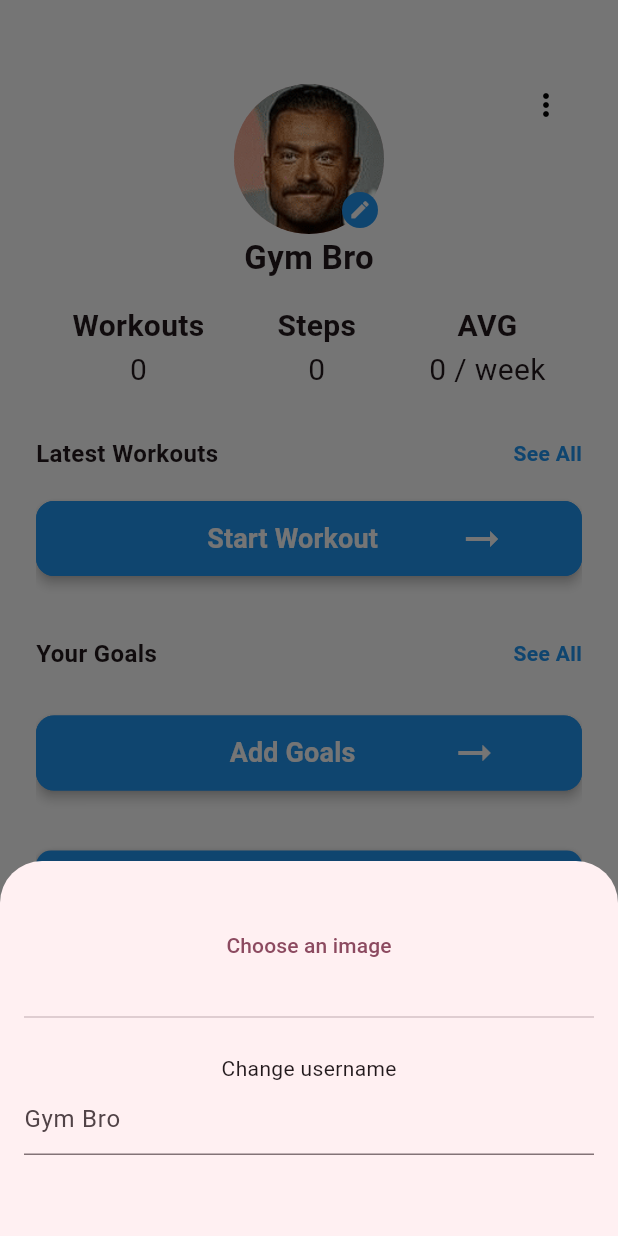
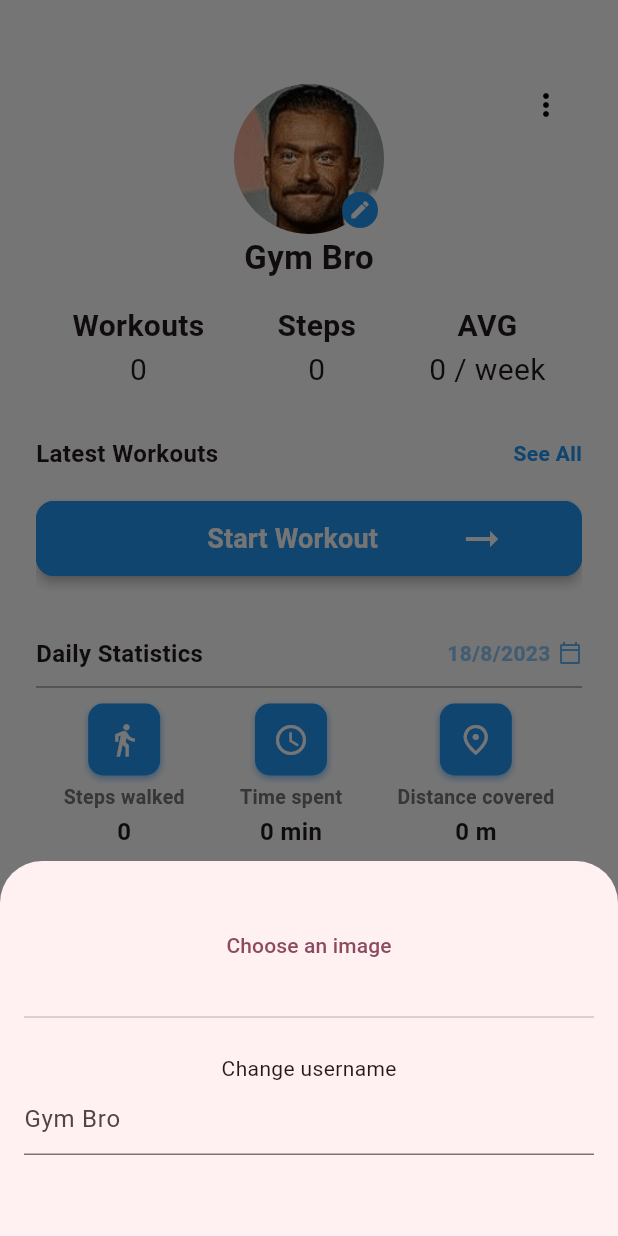
Before and after one commit to Tryferos/Workout, a Flutter app: the screen it shows after launch, after a tap on the "edit" icon, on a phone screen of 412 x 824 dp. Run offline on Flutter 3.47's test engine with Material 2 defaults, Android fonts, the phone set to English and light mode, and no system bars; our stand-ins replace action_slider, device_info_plus, dropdown_search, image_picker, permission_handler, sqflite and 1 more; missing offline and left inert: circular_chart_flutter, health, vertical_weight_slider; accounts and stored records are empty; statements that could not run were skipped.

Commit message:
add daily statistics for steps movement minutes and distance covered

```diff
--- a/lib/landing/calories.dart
+++ b/lib/landing/calories.dart
@@ -18,6 +18,12 @@ class _CaloriesChartState extends State<CaloriesChart> {
   @override
   void initState() {
     super.initState();
+    readData();
+  }
+
+  @override
+  void didUpdateWidget(CaloriesChart oldWidget) {
+    super.didUpdateWidget(oldWidget);
     readData();
   }
 
--- a/lib/landing/charts.dart
+++ b/lib/landing/charts.dart
@@ -187,6 +187,7 @@ class _ExcercisesChartState extends State<ExcercisesChart> {
                     series: <CircularSeries>[
                       // Renders radial bar chart
                       RadialBarSeries<ExcerciseChart, String>(
+                          name: 'Excercise',
                           radius: '100%',
                           cornerStyle: CornerStyle.bothCurve,
                           gap:
--- /dev/null
+++ b/lib/landing/daily.dart
@@ -0,0 +1,238 @@
+import 'package:flutter/material.dart';
+import 'package:health/health.dart';
+
+class DailyStats extends StatefulWidget {
+  const DailyStats({super.key, required this.health});
+
+  final HealthFactory? health;
+
+  @override
+  State<DailyStats> createState() => _DailyStatsState();
+}
+
+class _DailyStatsState extends State<DailyStats> {
+  HealthFactory? get health => widget.health;
+  Future<int>? steps;
+  Future<double>? distance;
+  Future<int>? minutes;
+  DateTime date = DateTime.now();
+  @override
+  void initState() {
+    super.initState();
+    readData();
+  }
+
+  @override
+  void didUpdateWidget(DailyStats oldWidget) {
+    super.didUpdateWidget(oldWidget);
+    readData();
+  }
+
+  void readData() async {
+    List<HealthDataPoint> healthData = await getHealthData();
+    setState(() {
+      steps = null;
+      minutes = null;
+      distance = null;
+    });
+    int tmpSteps = 0;
+    int tmpMinutes = 0;
+    double tmpDistance = 0;
+    for (var element in healthData) {
+      switch (element.type) {
+        case HealthDataType.STEPS:
+          tmpSteps += int.parse(element.value.toString());
+          break;
+        case HealthDataType.MOVE_MINUTES:
+          tmpMinutes += int.parse(element.value.toString());
+          break;
+        case HealthDataType.DISTANCE_DELTA:
+          tmpDistance += double.parse(element.value.toString());
+          break;
+        default:
+          break;
+      }
+    }
+    Future.delayed(const Duration(milliseconds: 500), () {
+      setState(() {
+        steps = Future.value(tmpSteps);
+        minutes = Future.value(tmpMinutes);
+        distance = Future.value(tmpDistance);
+      });
+    });
+  }
+
+  Future<List<HealthDataPoint>> getHealthData() async {
+    if (health == null) return [];
+    DateTime endDate = date == DateTime.now()
+        ? DateTime.now()
+        : DateTime(date.year, date.month, date.day, 23, 59, 59);
+    return await health!.getHealthDataFromTypes(
+        DateTime(date.year, date.month, date.day, 0, 0, 0), endDate, [
+      HealthDataType.STEPS,
+      HealthDataType.MOVE_MINUTES,
+      HealthDataType.DISTANCE_DELTA
+    ]);
+  }
+
+  String formatDate() {
+    return '${date.day}/${date.month}/${date.year}';
+  }
+
+  @override
+  Widget build(BuildContext context) {
+    return Column(
+      children: [
+        Row(
+          mainAxisAlignment: MainAxisAlignment.spaceBetween,
+          children: [
+            const Text(
+              'Daily Statistics',
+              style: TextStyle(fontSize: 16, fontWeight: FontWeight.bold),
+            ),
+            InkWell(
+                onTap: () async {
+                  DateTime? newDate = await showDatePicker(
+                      context: context,
+                      initialDate: date,
+                      firstDate:
+                          DateTime.now().subtract(const Duration(days: 365)),
+                      lastDate: DateTime.now());
+                  if (newDate == null) return;
+                  setState(() {
+                    date = newDate;
+                    readData();
+                  });
+                },
+                child: Row(
+                  children: [
+                    Text(
+                      formatDate(),
+                      style: TextStyle(
+                          fontSize: 14,
+                          fontWeight: FontWeight.w600,
+                          color: Colors.blue[200]),
+                    ),
+                    const SizedBox(
+                      width: 5,
+                    ),
+                    Icon(
+                      Icons.calendar_today_outlined,
+                      size: 16,
+                      color: Colors.blue[300],
+                    )
+                  ],
+                ))
+          ],
+        ),
+        const Divider(
+          height: 22,
+          color: Colors.grey,
+        ),
+        Row(
+          mainAxisAlignment: MainAxisAlignment.spaceAround,
+          children: [
+            Box(
+              label: 'Steps walked',
+              value: formatSteps(),
+              icon: Icons.directions_walk_outlined,
+            ),
+            Box(
+              label: 'Time spent',
+              value: formatMinutes(),
+              icon: Icons.access_time_outlined,
+            ),
+            Box(
+              label: 'Distance covered',
+              value: formatDistance(),
+              icon: Icons.place_outlined,
+            ),
+          ],
+        )
+      ],
+    );
+  }
+
+  Future<dynamic> formatSteps() async {
+    int? tmp = await steps;
+    if (steps == null || tmp == null) return null;
+    if (tmp < 1000) return '$tmp';
+    return '${(tmp / 1000).toStringAsFixed(1)} k';
+  }
+
+  Future<dynamic> formatMinutes() async {
+    int? tmp = await minutes;
+    if (minutes == null || tmp == null) return null;
+    if (tmp < 60) return '$tmp min';
+    return '${(tmp / 60).toStringAsFixed(1)} h';
+  }
+
+  Future<dynamic> formatDistance() async {
+    double? tmp = await distance;
+    if (distance == null || tmp == null) return null;
+    if (tmp < 1000) return '${tmp.toStringAsFixed(0)} m';
+    return '${((await distance)! / 1000).toStringAsFixed(1)} km';
+  }
+}
+
+class Box extends StatelessWidget {
+  const Box(
+      {super.key,
+      required this.label,
+      required this.value,
+      required this.icon});
+
+  final String label;
+  final IconData icon;
+  final Future<dynamic> value;
+
+  @override
+  Widget build(BuildContext context) {
+    return Column(
+      children: [
+        Container(
+          padding: const EdgeInsets.all(12),
+          decoration: BoxDecoration(boxShadow: [
+            BoxShadow(
+              color: Colors.blue[200]!,
+              offset: const Offset(0, 2),
+              blurRadius: 3,
+            )
+          ], borderRadius: BorderRadius.circular(10), color: Colors.blue),
+          child: Icon(icon, color: Colors.white),
+        ),
+        const SizedBox(
+          height: 5,
+        ),
+        Text(
+          label,
+          style: TextStyle(
+            fontSize: 13,
+            color: Colors.grey[600],
+            fontWeight: FontWeight.w600,
+          ),
+        ),
+        const SizedBox(
+          height: 2,
+        ),
+        FutureBuilder(
+            future: value,
+            builder: (context, snapshot) {
+              if (snapshot.hasData) {
+                return Text(
+                  snapshot.data!,
+                  style: const TextStyle(
+                    fontSize: 16,
+                    fontWeight: FontWeight.bold,
+                  ),
+                );
+              }
+              return const CircularProgressIndicator(
+                color: Colors.blue,
+                strokeWidth: 4,
+              );
+            })
+      ],
+    );
+  }
+}
--- a/lib/landing/layout.dart
+++ b/lib/landing/layout.dart
@@ -19,9 +19,22 @@ import 'package:permission_handler/permission_handler.dart';
 import '../database.dart';
 import '../index.dart';
 import '../main.dart';
+import 'daily.dart';
 
-const types = [HealthDataType.STEPS, HealthDataType.ACTIVE_ENERGY_BURNED];
-const permissions = [HealthDataAccess.READ_WRITE, HealthDataAccess.READ_WRITE];
+const types = [
+  HealthDataType.STEPS,
+  HealthDataType.ACTIVE_ENERGY_BURNED,
+  HealthDataType.MOVE_MINUTES,
+  HealthDataType.DISTANCE_DELTA,
+  HealthDataType.WORKOUT
+];
+const permissions = [
+  HealthDataAccess.READ_WRITE,
+  HealthDataAccess.READ_WRITE,
+  HealthDataAccess.READ_WRITE,
+  HealthDataAccess.READ_WRITE,
+  HealthDataAccess.READ_WRITE,
+];
 
 class LayoutLanding extends StatefulWidget {
   const LayoutLanding({super.key});
@@ -57,26 +70,29 @@ class _LayoutLandingState extends State<LayoutLanding> {
   HealthFactory? health;
   bool refresh = false;
   OnGoingSession? onGoingSession;
+  final DeviceInfoPlugin deviceInfo = DeviceInfoPlugin();
   @override
   void initState() {
     super.initState();
     setState(() {
-      requestPermissions();
       sessionsCurrent = sessions;
-      health = HealthFactory(useHealthConnectIfAvailable: true);
     });
+    requestPermissions();
   }
 
-  final DeviceInfoPlugin deviceInfo = DeviceInfoPlugin();
   void requestPermissions() async {
     if (defaultTargetPlatform == TargetPlatform.android) {
       final androidInfo = await deviceInfo.androidInfo;
       if (!androidInfo.isPhysicalDevice) return;
     }
+    HealthFactory h = HealthFactory(useHealthConnectIfAvailable: true);
     await Permission.activityRecognition.request();
     await Permission.location.request();
-    await health!.requestAuthorization(types);
-    await health!.requestAuthorization(types, permissions: permissions);
+    await h.requestAuthorization(types);
+    await h.requestAuthorization(types, permissions: permissions);
+    setState(() {
+      health = h;
+    });
   }
 
   @override
@@ -131,6 +147,7 @@ class _LayoutLandingState extends State<LayoutLanding> {
                     height: 20,
                   ),
                   Button(
+                      enabled: onGoingSession == null,
                       title: 'Start Workout',
                       clickHandler: () {
                         Navigator.push(
@@ -141,7 +158,13 @@ class _LayoutLandingState extends State<LayoutLanding> {
                         ).then(handleSessionReturn);
                       }),
                   const SizedBox(
-                    height: 20,
+                    height: 40,
+                  ),
+                  DailyStats(
+                    health: health,
+                  ),
+                  const SizedBox(
+                    height: 40,
                   ),
                   SparkWidget(refresh: refresh),
                   const SizedBox(
@@ -158,6 +181,7 @@ class _LayoutLandingState extends State<LayoutLanding> {
                     height: 20,
                   ),
                   Button(
+                      enabled: onGoingSession == null,
                       title: 'Add Goals',
                       clickHandler: () {
                         Navigator.push(
@@ -272,8 +296,13 @@ class _LayoutLandingState extends State<LayoutLanding> {
 }
 
 class Button extends StatelessWidget {
-  const Button({super.key, required this.title, required this.clickHandler});
+  const Button(
+      {super.key,
+      required this.title,
+      required this.clickHandler,
+      required this.enabled});
   final String title;
+  final bool enabled;
   final Function clickHandler;
 
   @override
@@ -291,6 +320,7 @@ class Button extends StatelessWidget {
             backgroundColor: MaterialStateProperty.all<Color>(Colors.blue),
           ),
           onPressed: () {
+            if (!enabled) return;
             clickHandler();
           },
           child: Row(
--- a/lib/landing/profiling.dart
+++ b/lib/landing/profiling.dart
@@ -143,9 +143,10 @@ class _ProfilingWidgetState extends State<ProfilingWidget> {
 
   ImageProvider getImage() {
     if (image_path != null) {
-      FileImage(File(image_path!));
+      return FileImage(File(image_path!));
     }
-    return const AssetImage('assets/profile.png');
+    File imageFile = File('assets/profile.png');
+    return AssetImage(imageFile.path);
   }
 
   @override
@@ -174,10 +175,7 @@ class _ProfilingWidgetState extends State<ProfilingWidget> {
                     children: [
                       CircleAvatar(
                         radius: 50,
-                        backgroundImage: image_path != null
-                            ? FileImage(File(image_path!), scale: 1)
-                            : const AssetImage('assets/profile.png')
-                                as ImageProvider,
+                        backgroundImage: getImage(),
                       ),
                       Positioned(
                         bottom: 4,
--- a/lib/landing/schedule.dart
+++ b/lib/landing/schedule.dart
@@ -54,7 +54,11 @@ class _ScheduleState extends State<Schedule> {
                     return getDayWidget(index, snapshot.data as List<Session>);
                   }
                   return const Center(
-                    child: Center(child: CircularProgressIndicator()),
+                    child: Center(
+                        child: CircularProgressIndicator(
+                      color: Colors.blue,
+                      strokeWidth: 4,
+                    )),
                   );
                 },
                 future: Session.sessionsRecent(DateTime.now().weekday - 1),
--- a/lib/landing/steps.dart
+++ b/lib/landing/steps.dart
@@ -28,6 +28,16 @@ class _StepsSparkLineState extends State<StepsSparkLine> {
   @override
   void initState() {
     super.initState();
+    if (health == null) {
+      steps = Future.value([]);
+      return;
+    }
+    readData();
+  }
+
+  @override
+  void didUpdateWidget(StepsSparkLine oldWidget) {
+    super.didUpdateWidget(oldWidget);
     if (health == null) {
       steps = Future.value([]);
       return;
@@ -156,10 +166,6 @@ class _StepsSparkLineState extends State<StepsSparkLine> {
             ),
           ),
         ),
-        const Divider(
-          height: 22,
-          color: Colors.grey,
-        ),
         FutureBuilder(
             future: steps,
             builder: (context, snapshot) {
@@ -175,7 +181,7 @@ class _StepsSparkLineState extends State<StepsSparkLine> {
                       dateFormat: DateFormat('dd/MM'),
                       minimum:
                           DateTime.now().subtract(Duration(days: daysOffset)),
-                      maximum: DateTime.now().subtract(const Duration(days: 0)),
+                      maximum: DateTime.now().subtract(const Duration(days: 1)),
                     ),
                     primaryYAxis: NumericAxis(
                       visibleMinimum: 0,
--- a/lib/main.dart
+++ b/lib/main.dart
@@ -5,23 +5,21 @@ import 'package:path/path.dart';
 import 'package:sqflite/sqflite.dart';
 
 Future<Database>? database;
-//build/app/outputs/flutter-apk/app-release.apk- signer
-//build/app/outputs/apk/release/app-release.apk - signer2
-//build\app\outputs\flutter-apk\app-release.apk - install
-//68:8D:7E:92:43:74:EC:88:E0:CE:05:77:22:93:4C:9D:74:54:96:A7 - signer2
-//68:8D:7E:92:43:74:EC:88:E0:CE:05:77:22:93:4C:9D:74:54:96:A7 signer1
-//68:8D:7E:92:43:74:EC:88:E0:CE:05:77:22:93:4C:9D:74:54:96:A7
 
 List<Session> sessions = [];
 
-void main() async {
-  WidgetsFlutterBinding.ensureInitialized();
-  database = openDatabase(
-    join(await getDatabasesPath(), "excercise_info_database.db"),
-    onOpen: (db) async {
-      await db.execute("PRAGMA foreign_keys=ON");
-    },
-    onCreate: (db, version) async {
+Future<void> initDb(Database db) async {
+  await db.execute('drop table if exists Schedule');
+  await db.execute('drop table if exists Profile');
+  await db.execute('drop table if exists Goals');
+  await db.execute('drop table if exists GoalExcerciseItem');
+  await db.execute('drop table if exists WorkoutGoal');
+  await db.execute('drop table if exists ExcerciseGoal');
+  await db.execute('drop table if exists Notes');
+  await db.execute('drop table if exists Sets');
+  await db.execute('drop table if exists ExcerciseInfo');
+  await db.execute('drop table if exists Session');
+
   await db.execute(
       'create table if not exists Schedule(id integer primary key autoincrement not null, bodyParts text, day text)');
   //Goals
@@ -46,8 +44,24 @@ void main() async {
       "CREATE TABLE if not exists ExcerciseInfo(id integer primary key autoincrement not null, excerciseName text, notes text,sessionId integer,FOREIGN KEY(sessionId) REFERENCES Session(id) ON DELETE CASCADE )");
   return db.execute(
       'create table if not exists Session(id integer primary key autoincrement not null, date integer, duration integer)');
+}
+
+void main() async {
+  WidgetsFlutterBinding.ensureInitialized();
+  database = openDatabase(
+    join(await getDatabasesPath(), "excercise_info_database.db"),
+    onOpen: (db) async {
+      await db.execute("PRAGMA foreign_keys=ON");
     },
-    version: 1,
+    onCreate: (db, version) async {
+      return await initDb(db);
+    },
+    onUpgrade: (db, oldVersion, newVersion) async {
+      if (oldVersion == 1) {
+        return await initDb(db);
+      }
+    },
+    version: 2,
   );
   runApp(const MyApp());
 }
--- a/pubspec.yaml
+++ b/pubspec.yaml
@@ -45,8 +45,8 @@ dependencies:
   syncfusion_flutter_charts: ^22.2.5
   image_picker: ^1.0.1
   pedometer: ^4.0.1
-  device_info_plus: ^8.2.0
   health: ^7.0.1
+  device_info_plus: ^9.0.0
   permission_handler: ^10.4.3
   action_slider: ^0.7.0
 
```
Also changed, not shown: pubspec.lock, 2 other files. Lines whose indentation alone changed are shown as unchanged.
